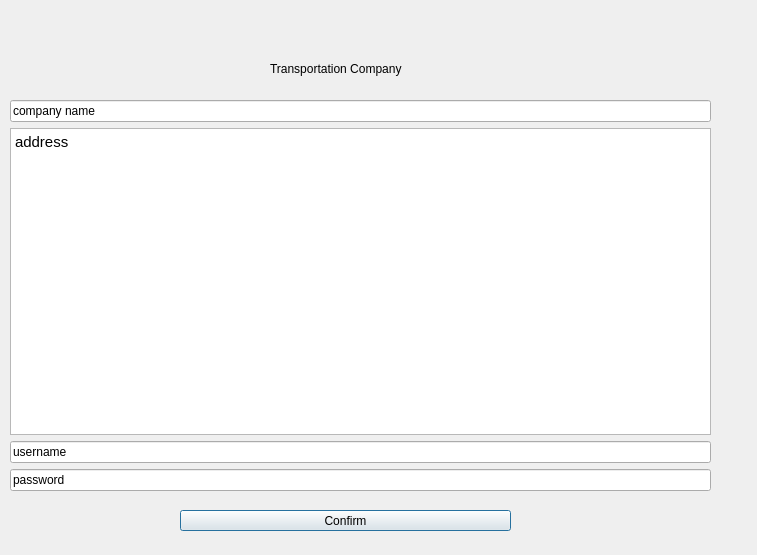
Above: QTSDI/forms/transportregdialog.ui from JaredFA363/Cargo-E-MarketPlace before the change. Below: the same form after it.
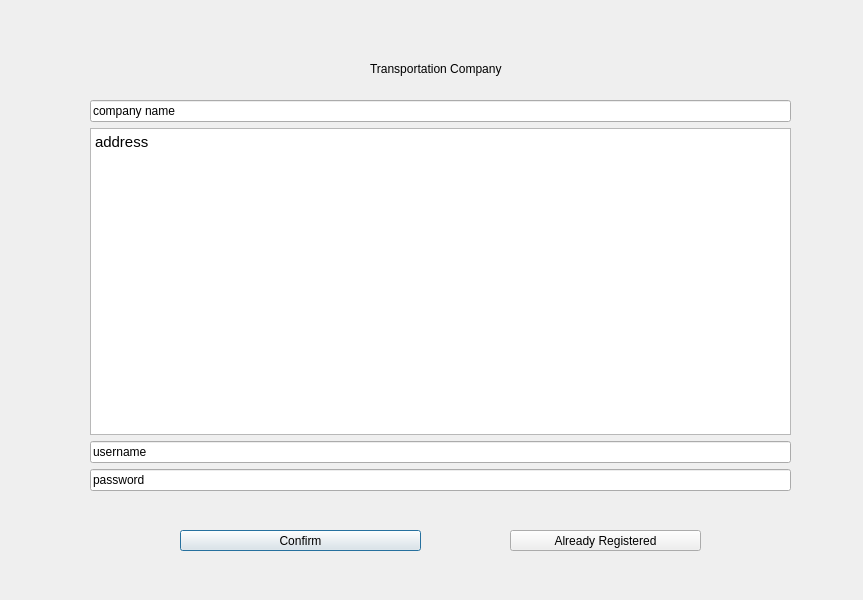
That is the form after the change.

Commit message: IMplemented already registered buttons and perpared QTSql

What changed in the file:
```diff
--- a/QTSDI/forms/transportregdialog.ui
+++ b/QTSDI/forms/transportregdialog.ui
@@ -6,8 +6,8 @@
    <rect>
     <x>0</x>
     <y>0</y>
-    <width>757</width>
-    <height>555</height>
+    <width>863</width>
+    <height>600</height>
    </rect>
   </property>
   <property name="windowTitle">
@@ -16,7 +16,7 @@
   <widget class="QLabel" name="label">
    <property name="geometry">
     <rect>
-     <x>270</x>
+     <x>370</x>
      <y>60</y>
      <width>201</width>
      <height>17</height>
@@ -29,7 +29,7 @@
   <widget class="QWidget" name="verticalLayoutWidget">
    <property name="geometry">
     <rect>
-     <x>10</x>
+     <x>90</x>
      <y>100</y>
      <width>701</width>
      <height>391</height>
@@ -77,8 +77,8 @@
    <property name="geometry">
     <rect>
      <x>180</x>
-     <y>510</y>
-     <width>331</width>
+     <y>530</y>
+     <width>241</width>
      <height>21</height>
     </rect>
    </property>
@@ -86,6 +86,19 @@
     <string>Confirm</string>
    </property>
   </widget>
+  <widget class="QPushButton" name="ToLogin">
+   <property name="geometry">
+    <rect>
+     <x>510</x>
+     <y>530</y>
+     <width>191</width>
+     <height>21</height>
+    </rect>
+   </property>
+   <property name="text">
+    <string>Already Registered</string>
+   </property>
+  </widget>
  </widget>
  <resources/>
  <connections/>
```
The commit also changes 10 other files.
